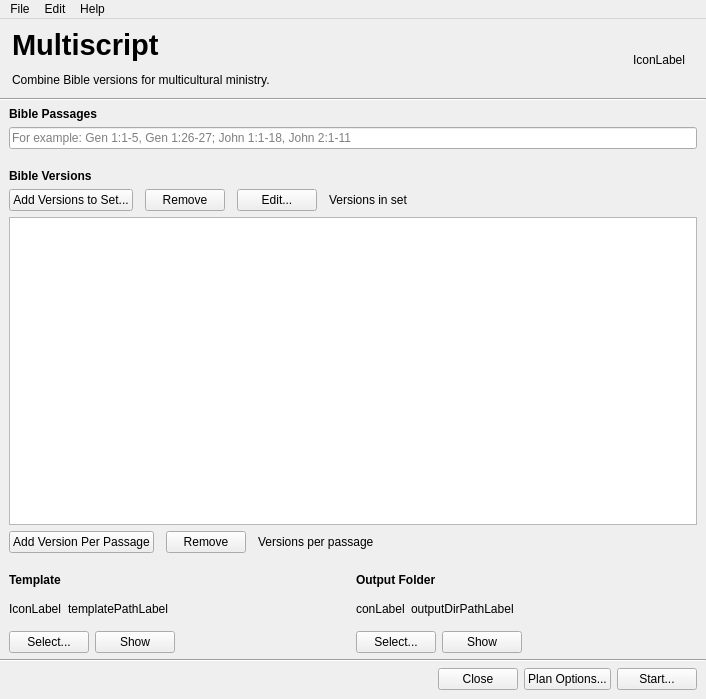
First picture: the form in multiscript/ui/main_window.ui, repository multiscript/multiscript, before the edit.
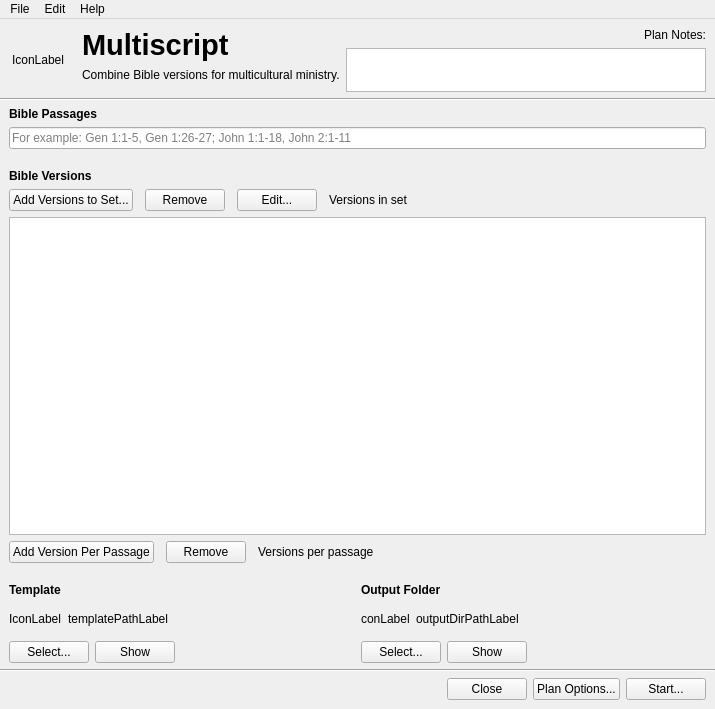
Second picture: the form after the edit. Custom widgets are drawn as their Qt base class.

Commit message: Basic ui for plan notes

```diff
--- a/multiscript/ui/main_window.ui
+++ b/multiscript/ui/main_window.ui
@@ -6,21 +6,21 @@
    <rect>
     <x>0</x>
     <y>0</y>
-    <width>706</width>
-    <height>699</height>
+    <width>715</width>
+    <height>709</height>
    </rect>
   </property>
   <property name="sizePolicy">
-   <sizepolicy hsizetype="MinimumExpanding" vsizetype="MinimumExpanding">
+   <sizepolicy hsizetype="MinimumExpanding" vsizetype="Minimum">
     <horstretch>0</horstretch>
-    <verstretch>0</verstretch>
+    <verstretch>1</verstretch>
    </sizepolicy>
   </property>
   <property name="windowTitle">
    <string>Multiscript</string>
   </property>
   <widget class="QWidget" name="centralwidget">
-   <layout class="QVBoxLayout" name="verticalLayout">
+   <layout class="QVBoxLayout" name="verticalLayout" stretch="0,0,1,0,0">
     <property name="leftMargin">
      <number>0</number>
     </property>
@@ -47,6 +47,39 @@
        </property>
        <item>
         <layout class="QHBoxLayout" name="horizontalLayout_9">
+         <item>
+          <layout class="QVBoxLayout" name="verticalLayout_4">
+           <item>
+            <widget class="IconLabel" name="appIconLabel">
+             <property name="minimumSize">
+              <size>
+               <width>64</width>
+               <height>64</height>
+              </size>
+             </property>
+             <property name="text">
+              <string>IconLabel</string>
+             </property>
+            </widget>
+           </item>
+           <item>
+            <spacer name="verticalSpacer_2">
+             <property name="orientation">
+              <enum>Qt::Vertical</enum>
+             </property>
+             <property name="sizeType">
+              <enum>QSizePolicy::Expanding</enum>
+             </property>
+             <property name="sizeHint" stdset="0">
+              <size>
+               <width>0</width>
+               <height>0</height>
+              </size>
+             </property>
+            </spacer>
+           </item>
+          </layout>
+         </item>
          <item>
           <layout class="QVBoxLayout" name="verticalLayout_5">
            <item>
@@ -69,33 +102,65 @@
              </property>
             </widget>
            </item>
+           <item>
+            <spacer name="verticalSpacer">
+             <property name="orientation">
+              <enum>Qt::Vertical</enum>
+             </property>
+             <property name="sizeHint" stdset="0">
+              <size>
+               <width>0</width>
+               <height>0</height>
+              </size>
+             </property>
+            </spacer>
+           </item>
           </layout>
          </item>
          <item>
-          <spacer name="horizontalSpacer">
-           <property name="orientation">
-            <enum>Qt::Horizontal</enum>
-           </property>
-           <property name="sizeHint" stdset="0">
-            <size>
-             <width>40</width>
-             <height>20</height>
-            </size>
-           </property>
-          </spacer>
-         </item>
-         <item>
-          <widget class="IconLabel" name="appIconLabel">
-           <property name="minimumSize">
-            <size>
-             <width>64</width>
-             <height>64</height>
-            </size>
-           </property>
-           <property name="text">
-            <string>IconLabel</string>
-           </property>
-          </widget>
+          <layout class="QVBoxLayout" name="verticalLayout_3">
+           <item>
+            <widget class="QLabel" name="planNotesLabel">
+             <property name="sizePolicy">
+              <sizepolicy hsizetype="Preferred" vsizetype="Fixed">
+               <horstretch>0</horstretch>
+               <verstretch>0</verstretch>
+              </sizepolicy>
+             </property>
+             <property name="text">
+              <string>Plan Notes:</string>
+             </property>
+             <property name="alignment">
+              <set>Qt::AlignRight|Qt::AlignTrailing|Qt::AlignVCenter</set>
+             </property>
+            </widget>
+           </item>
+           <item>
+            <widget class="QTextEdit" name="planNotesTextEdit">
+             <property name="sizePolicy">
+              <sizepolicy hsizetype="Expanding" vsizetype="Ignored">
+               <horstretch>0</horstretch>
+               <verstretch>0</verstretch>
+              </sizepolicy>
+             </property>
+             <property name="maximumSize">
+              <size>
+               <width>16777215</width>
+               <height>16777215</height>
+              </size>
+             </property>
+             <property name="readOnly">
+              <bool>true</bool>
+             </property>
+             <property name="tabStopDistance">
+              <double>20.000000000000000</double>
+             </property>
+             <property name="textInteractionFlags">
+              <set>Qt::NoTextInteraction</set>
+             </property>
+            </widget>
+           </item>
+          </layout>
          </item>
         </layout>
        </item>
@@ -151,7 +216,7 @@
         </widget>
        </item>
        <item>
-        <layout class="QVBoxLayout" name="versionsVerticalLayout">
+        <layout class="QVBoxLayout" name="versionsVerticalLayout" stretch="0,1,0">
          <item>
           <layout class="QHBoxLayout" name="horizontalLayout_6">
            <property name="spacing">
@@ -209,6 +274,12 @@
           <layout class="QHBoxLayout" name="horizontalLayout">
            <item>
             <widget class="ItemListTableView" name="versionTable">
+             <property name="sizePolicy">
+              <sizepolicy hsizetype="Expanding" vsizetype="Expanding">
+               <horstretch>0</horstretch>
+               <verstretch>1</verstretch>
+              </sizepolicy>
+             </property>
              <attribute name="horizontalHeaderHighlightSections">
               <bool>false</bool>
              </attribute>
@@ -512,7 +583,7 @@
     <rect>
      <x>0</x>
      <y>0</y>
-     <width>706</width>
+     <width>715</width>
      <height>22</height>
     </rect>
    </property>
```
The commit also changes 4 other files.
